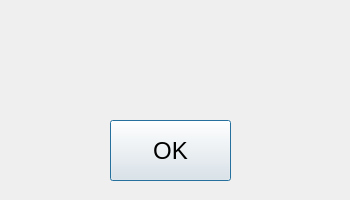
This is popupwindow07.ui in qingdouke/TemakViews as Qt 5 draws it before an edit. The edited form follows.
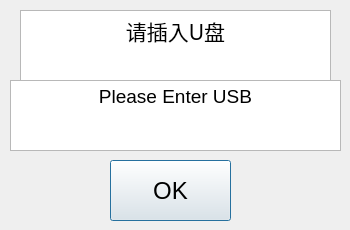
This is the edited form.

What changed in the file:
```diff
--- a/popupwindow07.ui
+++ b/popupwindow07.ui
@@ -7,7 +7,7 @@
     <x>0</x>
     <y>0</y>
     <width>350</width>
-    <height>200</height>
+    <height>230</height>
    </rect>
   </property>
   <property name="windowTitle">
@@ -19,56 +19,14 @@
      <x>0</x>
      <y>0</y>
      <width>350</width>
-     <height>200</height>
+     <height>231</height>
     </rect>
    </property>
-   <widget class="QLabel" name="label">
-    <property name="geometry">
-     <rect>
-      <x>0</x>
-      <y>20</y>
-      <width>351</width>
-      <height>31</height>
-     </rect>
-    </property>
-    <property name="font">
-     <font>
-      <pointsize>18</pointsize>
-     </font>
-    </property>
-    <property name="text">
-     <string/>
-    </property>
-    <property name="alignment">
-     <set>Qt::AlignCenter</set>
-    </property>
-   </widget>
-   <widget class="QLabel" name="label_2">
-    <property name="geometry">
-     <rect>
-      <x>0</x>
-      <y>60</y>
-      <width>351</width>
-      <height>31</height>
-     </rect>
-    </property>
-    <property name="font">
-     <font>
-      <pointsize>18</pointsize>
-     </font>
-    </property>
-    <property name="text">
-     <string/>
-    </property>
-    <property name="alignment">
-     <set>Qt::AlignCenter</set>
-    </property>
-   </widget>
    <widget class="QPushButton" name="pBtn_OK">
     <property name="geometry">
      <rect>
       <x>110</x>
-      <y>120</y>
+      <y>160</y>
       <width>121</width>
       <height>61</height>
      </rect>
@@ -76,6 +34,7 @@
     <property name="font">
      <font>
       <pointsize>18</pointsize>
+      <weight>50</weight>
       <bold>false</bold>
      </font>
     </property>
@@ -83,6 +42,46 @@
      <string>OK</string>
     </property>
    </widget>
+   <widget class="QTextEdit" name="textEdit_cn">
+    <property name="geometry">
+     <rect>
+      <x>20</x>
+      <y>10</y>
+      <width>311</width>
+      <height>71</height>
+     </rect>
+    </property>
+    <property name="font">
+     <font>
+      <family>思源黑体</family>
+      <pointsize>16</pointsize>
+     </font>
+    </property>
+    <property name="html">
+     <string>&lt;!DOCTYPE HTML PUBLIC &quot;-//W3C//DTD HTML 4.0//EN&quot; &quot;http://www.w3.org/TR/REC-html40/strict.dtd&quot;&gt;
+&lt;html&gt;&lt;head&gt;&lt;meta name=&quot;qrichtext&quot; content=&quot;1&quot; /&gt;&lt;style type=&quot;text/css&quot;&gt;
+p, li { white-space: pre-wrap; }
+&lt;/style&gt;&lt;/head&gt;&lt;body style=&quot; font-family:'思源黑体'; font-size:16pt; font-weight:400; font-style:normal;&quot;&gt;
+&lt;p align=&quot;center&quot; style=&quot; margin-top:0px; margin-bottom:0px; margin-left:0px; margin-right:0px; -qt-block-indent:0; text-indent:0px;&quot;&gt;&lt;span style=&quot; font-family:'SimSun';&quot;&gt;请插入U盘&lt;/span&gt;&lt;/p&gt;&lt;/body&gt;&lt;/html&gt;</string>
+    </property>
+   </widget>
+   <widget class="QTextEdit" name="textEdit_en">
+    <property name="geometry">
+     <rect>
+      <x>10</x>
+      <y>80</y>
+      <width>331</width>
+      <height>71</height>
+     </rect>
+    </property>
+    <property name="html">
+     <string>&lt;!DOCTYPE HTML PUBLIC &quot;-//W3C//DTD HTML 4.0//EN&quot; &quot;http://www.w3.org/TR/REC-html40/strict.dtd&quot;&gt;
+&lt;html&gt;&lt;head&gt;&lt;meta name=&quot;qrichtext&quot; content=&quot;1&quot; /&gt;&lt;style type=&quot;text/css&quot;&gt;
+p, li { white-space: pre-wrap; }
+&lt;/style&gt;&lt;/head&gt;&lt;body style=&quot; font-family:'SimSun'; font-size:9pt; font-weight:400; font-style:normal;&quot;&gt;
+&lt;p align=&quot;center&quot; style=&quot; margin-top:0px; margin-bottom:0px; margin-left:0px; margin-right:0px; -qt-block-indent:0; text-indent:0px;&quot;&gt;&lt;span style=&quot; font-size:14pt;&quot;&gt;Please Enter USB&lt;/span&gt;&lt;/p&gt;&lt;/body&gt;&lt;/html&gt;</string>
+    </property>
+   </widget>
   </widget>
  </widget>
  <resources/>
```
